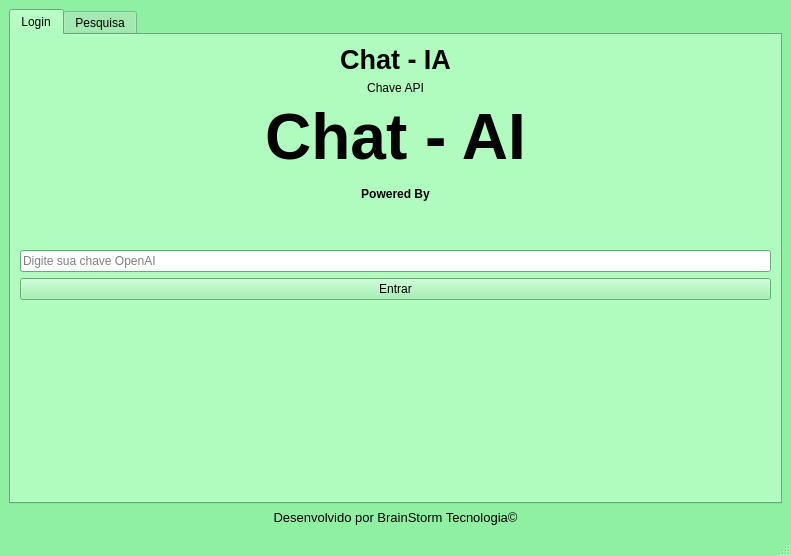
First picture: the form in interfaceCGPT.ui, repository Fat83dotcom/APIChatGPT-GUI, before the edit.
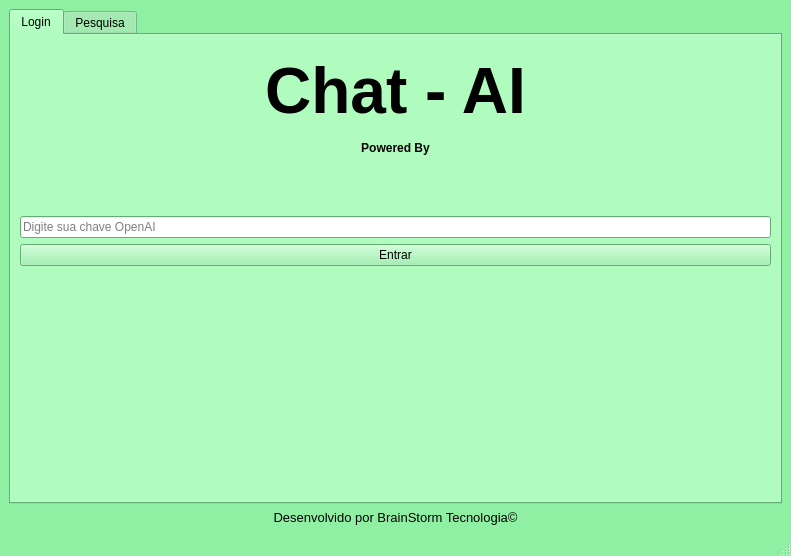
Second picture: the form after the edit. Icons and pictures are not drawn.

Commit message: Ajuste mesclagem

```diff
--- a/interfaceCGPT.ui
+++ b/interfaceCGPT.ui
@@ -968,7 +968,7 @@
        <layout class="QVBoxLayout" name="verticalLayout_2">
         <item>
          <layout class="QGridLayout" name="gridLayout_4">
-          <item row="2" column="0">
+          <item row="0" column="0">
            <widget class="QLabel" name="label_3">
             <property name="font">
              <font>
@@ -985,14 +985,14 @@
             </property>
            </widget>
           </item>
-          <item row="4" column="0">
+          <item row="2" column="0">
            <widget class="QPushButton" name="btnLoginApi">
             <property name="text">
              <string>Entrar</string>
             </property>
            </widget>
           </item>
-          <item row="3" column="0">
+          <item row="1" column="0">
            <widget class="QLineEdit" name="entradaSenha">
             <property name="focusPolicy">
              <enum>Qt::StrongFocus</enum>
@@ -1008,35 +1008,6 @@
             </property>
            </widget>
           </item>
-          <item row="1" column="0">
-           <widget class="QLabel" name="label_2">
-            <property name="text">
-             <string>Chave API</string>
-            </property>
-            <property name="alignment">
-             <set>Qt::AlignCenter</set>
-            </property>
-           </widget>
-          </item>
-          <item row="0" column="0">
-           <widget class="QLabel" name="label_3">
-            <property name="font">
-             <font>
-              <pointsize>20</pointsize>
-              <weight>75</weight>
-              <bold>true</bold>
-             </font>
-            </property>
-            <property name="text">
-
-             <string>Chat - IA</string>
-
-            </property>
-            <property name="alignment">
-             <set>Qt::AlignCenter</set>
-            </property>
-           </widget>
-          </item>
          </layout>
         </item>
         <item>
```
The commit also changes 1 other file.
